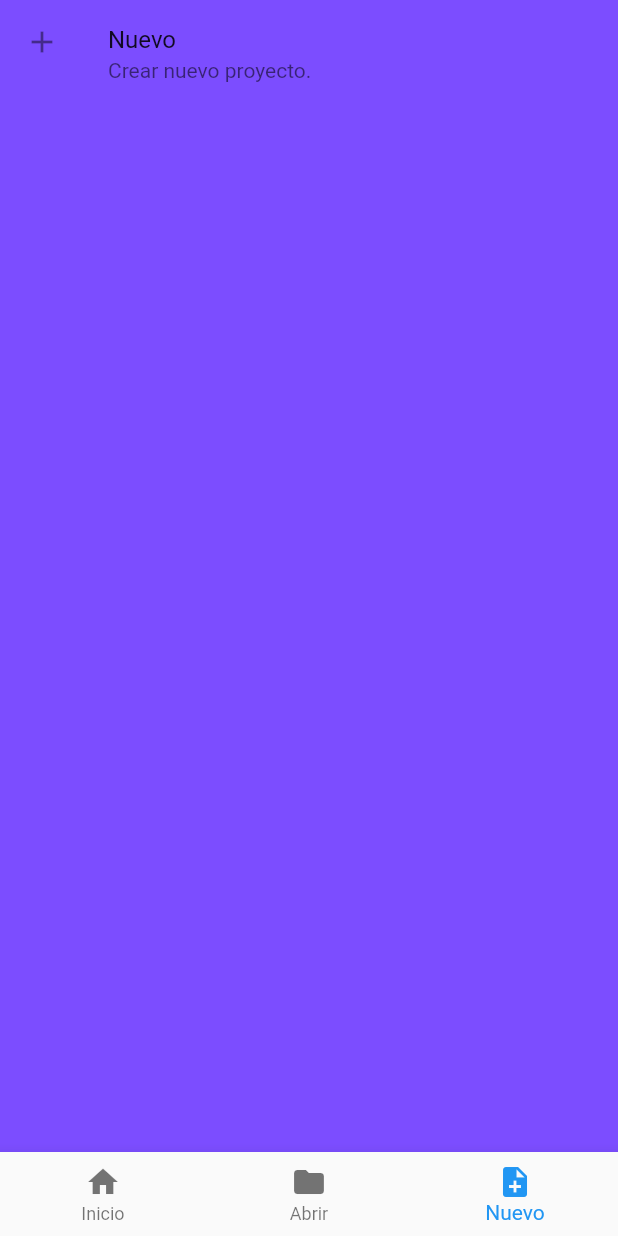
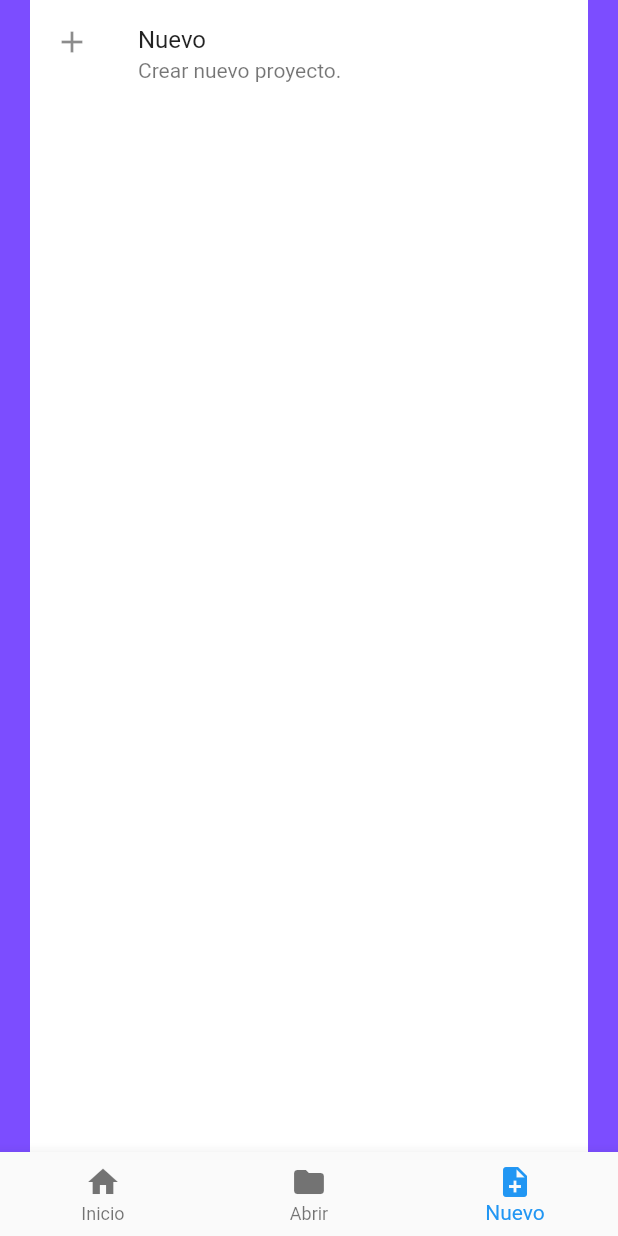
Before and after one commit to Ger-dot-m/didactic-broccoli, a Flutter app: the screen it shows after launch, item 3 of the bottom bar chosen, on a phone screen of 412 x 824 dp. Run offline on Flutter 3.47's test engine with Material 2 defaults, Android fonts, the light colour scheme and no system bars; our stand-ins replace math_expressions; missing offline and left inert: flutter_tex.

Commit message:
Add files via upload

```diff
--- a/proyecto_de_prueba/lib/Interprete.dart
+++ b/proyecto_de_prueba/lib/Interprete.dart
@@ -99,7 +99,7 @@ class _Interprete extends State<Interprete> {
   }
 }
 
-TeXView muestra(){
+TeXView muestra(String entrada){
   return TeXView(
     child: TeXViewColumn(children: [
       TeXViewInkWell(
--- a/proyecto_de_prueba/lib/filesScreen.dart
+++ b/proyecto_de_prueba/lib/filesScreen.dart
@@ -17,13 +17,22 @@ class _filesScreen extends State<filesScreen> {
   Widget build(BuildContext context) {
     return new Scaffold(
       backgroundColor: Colors.deepPurpleAccent,
-        body: new ListView(
+        body: Container(
+          decoration: BoxDecoration(
+            color: Colors.white
+          ),
+          margin: EdgeInsets.symmetric(horizontal: 20.0),
+          child: new ListView(
             children: <Widget>[
-            ListTile(
+              Material(
+                type: MaterialType.transparency,
+                child: ListTile(
+                    enabled : true,
                     title: Text('Nuevo'),
                     subtitle: Text('Crear nuevo proyecto.'),
                     leading: Icon(Icons.add),
                     onTap: _addFile
+                ),
               ),
               ListView.builder(
                   scrollDirection: Axis.vertical,
@@ -34,7 +43,9 @@ class _filesScreen extends State<filesScreen> {
                   }
               )
             ],
-        ));
+          ),
+        )
+    );
   }
 
 
@@ -87,7 +98,12 @@ class _filesScreen extends State<filesScreen> {
   void _newState(){
     Navigator.pop(context, 'OK');
     setState(() {
-      files.add(fileTile(count));
+      files.add(
+          Material(
+            type: MaterialType.transparency,
+            child: fileTile(count),
+          )
+      );
       count += 1;
     });
   }
```
Also changed, not shown: proyecto_de_prueba/lib/MenuText.dart (+53 -7 lines), proyecto_de_prueba/lib/MyApp.dart (+9 -3 lines). Lines whose indentation alone changed are shown as unchanged.
